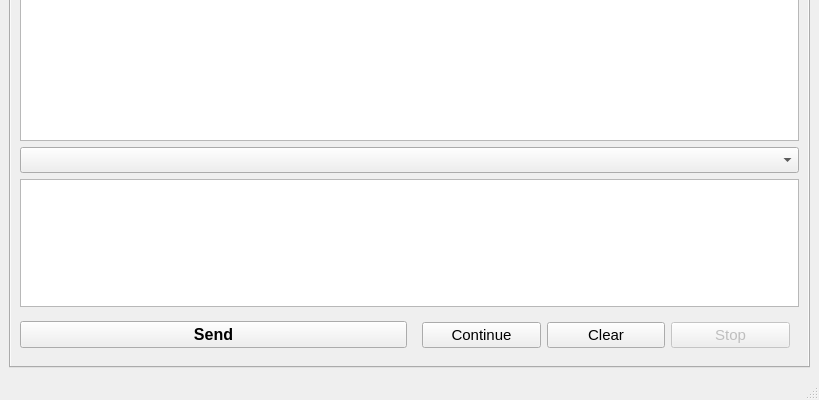
shinomakoi/magi_llm_gui, file assets/ui/magi_llm_ui.ui: the form before one commit; both pictures show x 0 to 819 and y 598 to 998 of the 819 by 998 pixel window.
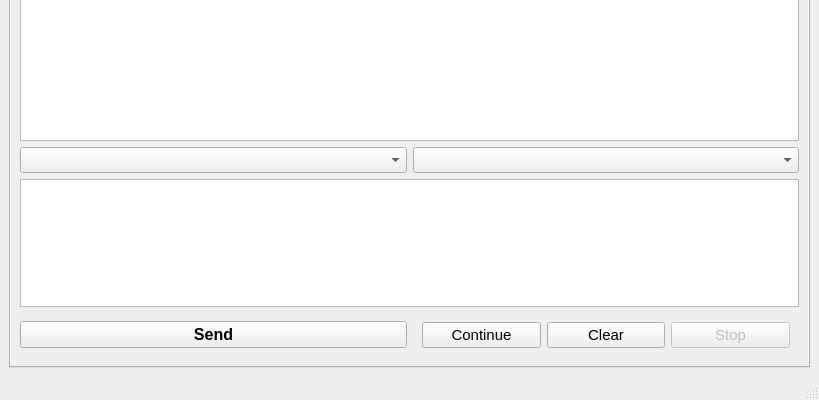
The form after the commit.

Commit message: Add chat session history

The edit to the form file:
```diff
--- a/assets/ui/magi_llm_ui.ui
+++ b/assets/ui/magi_llm_ui.ui
@@ -54,16 +54,6 @@
           </property>
          </widget>
         </item>
-        <item row="3" column="0" colspan="2">
-         <widget class="QComboBox" name="chatInputSessionCombo">
-          <property name="maxCount">
-           <number>128</number>
-          </property>
-          <property name="placeholderText">
-           <string>Chat input history</string>
-          </property>
-         </widget>
-        </item>
         <item row="0" column="0" colspan="2">
          <widget class="QGroupBox" name="groupBox_4">
           <property name="title">
@@ -114,7 +104,7 @@
           </layout>
          </widget>
         </item>
-        <item row="6" column="1">
+        <item row="8" column="1">
          <widget class="QFrame" name="frame_6">
           <layout class="QGridLayout" name="gridLayout_11">
            <item row="0" column="2">
@@ -153,7 +143,7 @@
           </layout>
          </widget>
         </item>
-        <item row="4" column="0" colspan="2" alignment="Qt::AlignBottom">
+        <item row="6" column="0" colspan="2" alignment="Qt::AlignBottom">
          <widget class="QPlainTextEdit" name="chat_modeTextInput">
           <property name="maximumSize">
            <size>
@@ -174,7 +164,7 @@
           </property>
          </widget>
         </item>
-        <item row="6" column="0">
+        <item row="8" column="0">
          <widget class="QPushButton" name="chatGenerateButton">
           <property name="font">
            <font>
@@ -195,6 +185,23 @@
           </property>
          </widget>
         </item>
+        <item row="4" column="1">
+         <widget class="QComboBox" name="chatHistorySessionCombo">
+          <property name="placeholderText">
+           <string>Chat history</string>
+          </property>
+         </widget>
+        </item>
+        <item row="4" column="0">
+         <widget class="QComboBox" name="chatInputSessionCombo">
+          <property name="maxCount">
+           <number>128</number>
+          </property>
+          <property name="placeholderText">
+           <string>User input history</string>
+          </property>
+         </widget>
+        </item>
        </layout>
       </widget>
       <widget class="QWidget" name="standard_textgenTab">
@@ -390,8 +397,8 @@
             <rect>
              <x>0</x>
              <y>0</y>
-             <width>374</width>
-             <height>477</height>
+             <width>777</width>
+             <height>836</height>
             </rect>
            </property>
            <layout class="QGridLayout" name="gridLayout_4">
```
The commit also changes 4 other files.
